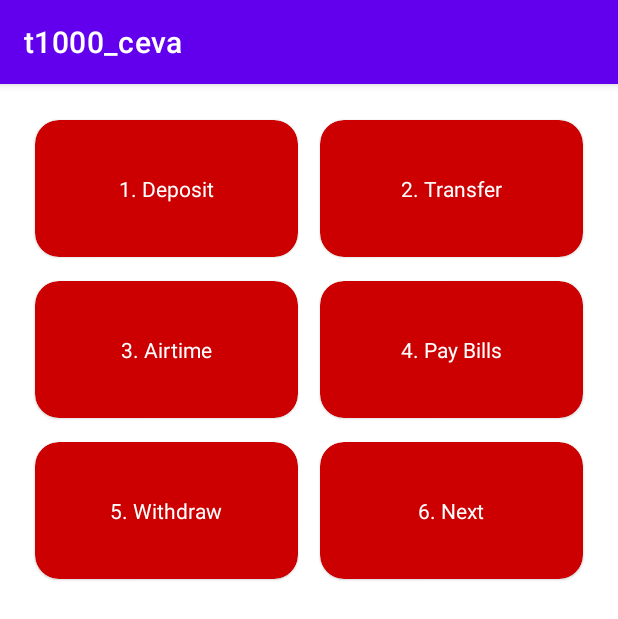
After one commit to EbhomenyeEmmanuel/t1000_ceva, an Android app: the fragment AttendantMenuFragment shown on its own in the app's theme, on a phone screen of 412 x 824 dp. The commit adds this screen. Shown: the top 619 px of the screen. Run offline under Robolectric (Android 15) with nearby library versions, the phone set to English and light mode, and no system bars.

Commit message:
Created new screens

```diff
--- a/app/build.gradle
+++ b/app/build.gradle
@@ -29,6 +29,9 @@ android {
     kotlinOptions {
         jvmTarget = '1.8'
     }
+    buildFeatures {
+        viewBinding true
+    }
 }
 
 dependencies {
--- /dev/null
+++ b/app/src/main/java/com/example/t1000_ceva/commons/FragmentViewBindingDelegate.kt
@@ -0,0 +1,41 @@
+package com.example.t1000_ceva.commons
+
+import android.view.View
+import androidx.fragment.app.Fragment
+import androidx.lifecycle.DefaultLifecycleObserver
+import androidx.lifecycle.LifecycleOwner
+import androidx.viewbinding.ViewBinding
+import kotlin.properties.ReadOnlyProperty
+import kotlin.reflect.KProperty
+
+class FragmentViewBindingDelegate<T : ViewBinding>(
+    private val bindingClass: Class<T>,
+    private val fragment: Fragment
+) :
+    ReadOnlyProperty<Fragment, T> {
+    private var binding: T? = null
+
+    override fun getValue(thisRef: Fragment, property: KProperty<*>): T {
+        if (binding == null)
+            binding = bindingClass.getMethod("bind", View::class.java)
+                .invoke(null, thisRef.requireView()) as T
+        return binding!!
+    }
+
+    init {
+        fragment.lifecycle.addObserver(object : DefaultLifecycleObserver {
+            override fun onCreate(owner: LifecycleOwner) {
+                fragment.viewLifecycleOwnerLiveData.observe(fragment) { _viewLifecycleOwner ->
+                    _viewLifecycleOwner.lifecycle.addObserver(object : DefaultLifecycleObserver {
+                        override fun onDestroy(owner: LifecycleOwner) {
+                            binding = null
+                        }
+                    })
+                }
+            }
+        })
+    }
+}
+
+inline fun <reified T : ViewBinding> Fragment.viewBinding() =
+    FragmentViewBindingDelegate(T::class.java, this)
--- /dev/null
+++ b/app/src/main/java/com/example/t1000_ceva/model/ImageTitleItem.kt
@@ -0,0 +1,12 @@
+package com.example.t1000_ceva.model
+
+import android.graphics.drawable.Drawable
+
+open class ImageTitleItem(val image: Drawable?,
+                          val title: String)
+
+class LoginTypeImageTitleItem(
+    val loginTypes: POSLoginTypes,
+    title: String,
+    icon: Drawable? = null
+) : ImageTitleItem(icon, title)
--- /dev/null
+++ b/app/src/main/java/com/example/t1000_ceva/model/POSLoginTypes.kt
@@ -0,0 +1,6 @@
+package com.example.t1000_ceva.model
+
+enum class POSLoginTypes {
+    ATTENDANT,
+    SUPERVISOR,
+}
--- /dev/null
+++ b/app/src/main/java/com/example/t1000_ceva/ui/AttendantMenuFragment.kt
@@ -0,0 +1,89 @@
+package com.example.t1000_ceva.ui
+
+import android.graphics.drawable.Drawable
+import android.os.Bundle
+import android.view.View
+import androidx.fragment.app.Fragment
+import androidx.recyclerview.widget.GridLayoutManager
+import com.example.t1000_ceva.R
+import com.example.t1000_ceva.commons.navController
+import com.example.t1000_ceva.commons.showSnack
+import com.example.t1000_ceva.commons.viewBinding
+import com.example.t1000_ceva.databinding.FragmentAttendantMenuBinding
+import com.example.t1000_ceva.model.AttendantMenuTypes
+import com.example.t1000_ceva.model.ImageTitleItem
+import com.example.t1000_ceva.model.LoginTypeImageTitleItem
+import com.example.t1000_ceva.model.POSLoginTypes
+import com.example.t1000_ceva.ui.adapter.ImageTitleAdapter
+
+
+class AttendantMenuFragmentImageTitleItem(
+    val attendantMenuTypes: AttendantMenuTypes,
+    title: String,
+    icon: Drawable? = null
+) : ImageTitleItem(icon, title)
+
+class AttendantMenuFragment : Fragment(R.layout.fragment_attendant_menu) {
+    private val binding by viewBinding<FragmentAttendantMenuBinding>()
+
+    private val attendantTypeList by lazy {
+        arrayListOf<AttendantMenuFragmentImageTitleItem>(
+            AttendantMenuFragmentImageTitleItem(
+                AttendantMenuTypes.DEPOSIT,
+                getString(R.string.deposit),
+                //ContextCompat.getDrawable(requireContext(), R.drawable.credit_card_payment)
+            ),
+            AttendantMenuFragmentImageTitleItem(
+                AttendantMenuTypes.TRANSFER,
+                getString(R.string.transfer),
+                //ContextCompat.getDrawable(requireContext(), R.drawable.credit_card_payment)
+            ),
+            AttendantMenuFragmentImageTitleItem(
+                AttendantMenuTypes.AIRTIME,
+                getString(R.string.airtime),
+                //ContextCompat.getDrawable(requireContext(), R.drawable.credit_card_payment)
+            ),
+            AttendantMenuFragmentImageTitleItem(
+                AttendantMenuTypes.PAY_BILLS,
+                getString(R.string.pay_bills),
+                //ContextCompat.getDrawable(requireContext(), R.drawable.credit_card_payment)
+            ),
+            AttendantMenuFragmentImageTitleItem(
+                AttendantMenuTypes.WITHDRAW,
+                getString(R.string.withdraw),
+                //ContextCompat.getDrawable(requireContext(), R.drawable.credit_card_payment)
+            ),
+            AttendantMenuFragmentImageTitleItem(
+                AttendantMenuTypes.NEXT,
+                getString(R.string.next),
+                //ContextCompat.getDrawable(requireContext(), R.drawable.credit_card_payment)
+            ),
+        )
+    }
+
+    override fun onViewCreated(view: View, savedInstanceState: Bundle?) {
+        super.onViewCreated(view, savedInstanceState)
+
+        val list = binding.attendantList
+        list.layoutManager =
+            GridLayoutManager(requireContext(), 2, GridLayoutManager.VERTICAL, false)
+        list.adapter = ImageTitleAdapter(requireActivity(), attendantTypeList) {
+            when (attendantTypeList[it].attendantMenuTypes) {
+                AttendantMenuTypes.DEPOSIT -> {
+                }
+                AttendantMenuTypes.TRANSFER -> {
+                }
+                AttendantMenuTypes.AIRTIME -> {
+                }
+                AttendantMenuTypes.PAY_BILLS -> {
+                }
+                AttendantMenuTypes.WITHDRAW -> {
+                }
+                AttendantMenuTypes.NEXT -> {
+                }
+                else -> showSnack("Option unavailable")
+            }
+
+        }
+    }
+}
--- /dev/null
+++ b/app/src/main/java/com/example/t1000_ceva/ui/adapter/ImageTitleAdapter.kt
@@ -0,0 +1,45 @@
+package com.example.t1000_ceva.ui.adapter
+
+import android.app.Activity
+import android.view.View
+import android.view.ViewGroup
+import android.widget.TextView
+import androidx.recyclerview.widget.RecyclerView
+import com.example.t1000_ceva.R
+import com.example.t1000_ceva.model.ImageTitleItem
+
+class ImageTitleAdapter(
+    private val context: Activity,
+    private val itemList: List<ImageTitleItem>,
+    private val layoutRes: Int = R.layout.login_type_list_item,
+    private val onClick: ((Int) -> Unit)? = null
+) : RecyclerView.Adapter<ImageTitleViewHolder>() {
+    override fun onCreateViewHolder(parent: ViewGroup, viewType: Int): ImageTitleViewHolder {
+        val view = context.layoutInflater.inflate(layoutRes, parent, false)
+        return ImageTitleViewHolder(view)
+    }
+
+    override fun getItemCount(): Int {
+        return itemList.size
+    }
+
+    override fun onBindViewHolder(holder: ImageTitleViewHolder, position: Int) {
+        val item = itemList[position]
+        holder.populateView(item, position)
+        holder.itemView.setOnClickListener {
+            onClick?.invoke(position)
+        }
+    }
+
+}
+
+
+class ImageTitleViewHolder(view: View) : RecyclerView.ViewHolder(view) {
+    var titleView: TextView = view.findViewById(R.id.titleView)
+    //var imageView: ImageView = view.findViewById(R.id.imageView)
+
+    fun populateView(item: ImageTitleItem, position: Int) {
+        //imageView.setImageDrawable(item.image)
+        titleView.text = "${position + 1}. " + item.title
+    }
+}
--- /dev/null
+++ b/app/src/main/res/layout/fragment_attendant_menu.xml
@@ -0,0 +1,11 @@
+<?xml version="1.0" encoding="utf-8"?>
+<androidx.recyclerview.widget.RecyclerView xmlns:android="http://schemas.android.com/apk/res/android"
+    xmlns:app="http://schemas.android.com/apk/res-auto"
+    xmlns:tools="http://schemas.android.com/tools"
+    android:id="@+id/attendant_list"
+    android:layout_width="match_parent"
+    android:layout_height="match_parent"
+    android:layout_column="2"
+    android:padding="16dp"
+    android:scrollbars="none"
+    tools:context=".ui.AttendantMenuFragment" />
--- a/app/src/main/res/layout/fragment_splash.xml
+++ b/app/src/main/res/layout/fragment_splash.xml
@@ -5,10 +5,9 @@
     android:layout_height="match_parent"
     tools:context=".ui.SplashFragment">
 
-    <!-- TODO: Update blank fragment layout -->
     <TextView
         android:layout_width="match_parent"
         android:layout_height="match_parent"
+        android:gravity="center"
         android:text="Welcome" />
-
 </FrameLayout>
--- /dev/null
+++ b/app/src/main/res/layout/login_type_list_item.xml
@@ -0,0 +1,29 @@
+<?xml version="1.0" encoding="utf-8"?>
+<com.google.android.material.card.MaterialCardView xmlns:android="http://schemas.android.com/apk/res/android"
+    xmlns:app="http://schemas.android.com/apk/res-auto"
+    android:id="@+id/supervisor_menu"
+    android:layout_width="match_parent"
+    android:layout_height="wrap_content"
+    android:backgroundTint="@android:color/holo_red_dark"
+    android:elevation="4dp"
+    app:cardCornerRadius="16dp"
+    app:cardUseCompatPadding="true"
+    app:contentPaddingBottom="16dp"
+    app:contentPaddingTop="16dp">
+
+    <androidx.appcompat.widget.LinearLayoutCompat
+        android:layout_width="wrap_content"
+        android:layout_height="wrap_content"
+        android:layout_gravity="center"
+        android:orientation="vertical"
+        android:padding="20dp">
+
+        <TextView
+            android:id="@+id/titleView"
+            android:layout_width="wrap_content"
+            android:layout_height="wrap_content"
+            android:text="@string/supervisor"
+            android:textColor="@android:color/white" />
+    </androidx.appcompat.widget.LinearLayoutCompat>
+
+</com.google.android.material.card.MaterialCardView>
--- a/app/src/main/res/values/strings.xml
+++ b/app/src/main/res/values/strings.xml
@@ -1,5 +1,11 @@
 <resources>
     <string name="app_name">t1000_ceva</string>
-    <!-- TODO: Remove or change this placeholder text -->
-    <string name="hello_blank_fragment">Hello blank fragment</string>
+    <string name="attendant">Attendant</string>
+    <string name="supervisor">Supervisor</string>
+    <string name="deposit">Deposit</string>
+    <string name="transfer">Transfer</string>
+    <string name="airtime">Airtime</string>
+    <string name="pay_bills">Pay Bills</string>
+    <string name="withdraw">Withdraw</string>
+    <string name="next">Next</string>
 </resources>
```
Also changed, not shown: app/src/main/java/com/example/t1000_ceva/MainActivity.kt (+14 -3 lines), app/src/main/java/com/example/t1000_ceva/commons/AndroidExtensions.kt (added, +11 -0 lines), app/src/main/java/com/example/t1000_ceva/model/AttendantMenuTypes.kt (added, +10 -0 lines), app/src/main/java/com/example/t1000_ceva/ui/SplashFragment.kt (+11 -46 lines), app/src/main/java/com/example/t1000_ceva/ui/StartFragment.kt (added, +52 -0 lines), app/src/main/res/layout/activity_main.xml (+9 -11 lines), app/src/main/res/layout/fragment_start.xml (added, +31 -0 lines), app/src/main/res/navigation/main_nav.xml (+21 -1 lines).
